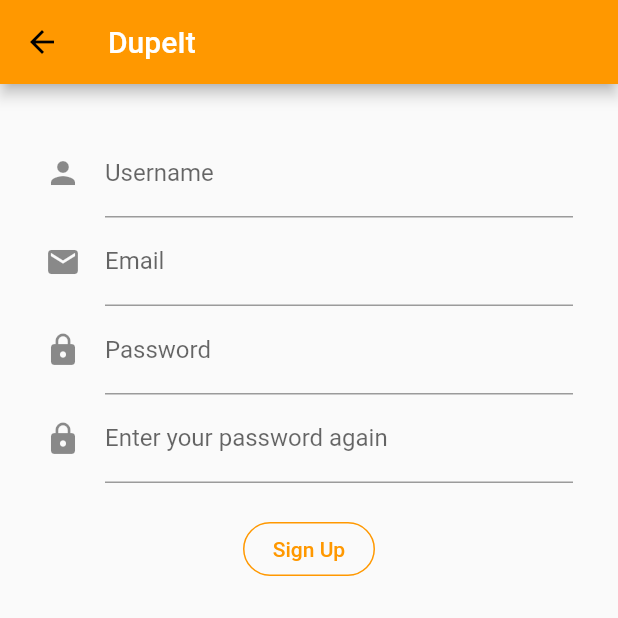
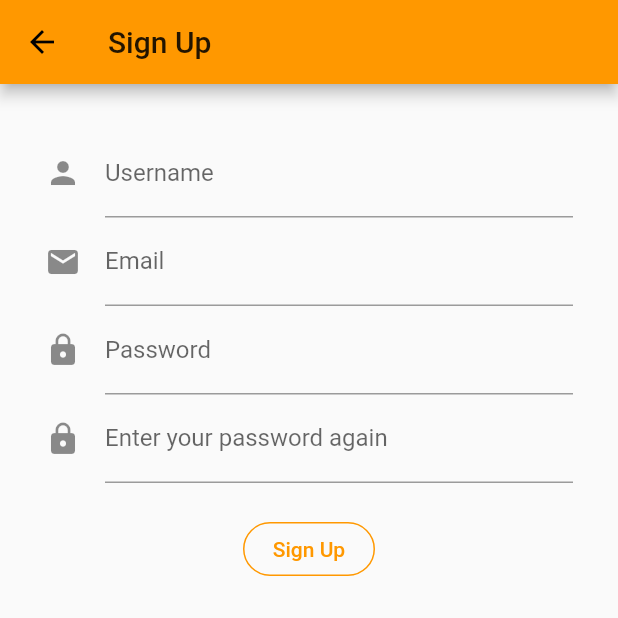
Before and after one commit to soobinjppark/dupe_it, a Flutter app: the screen it shows after launch, after a tap on "Sign Up", on a phone screen of 412 x 824 dp, the top half of it. Run offline on Flutter 3.47's test engine with Material 2 defaults, Android fonts, the phone set to English and light mode, and no system bars; network calls fail.

Commit message:
Appbar made universal

```diff
--- a/lib/screens/collection_overview.dart
+++ b/lib/screens/collection_overview.dart
@@ -1,6 +1,7 @@
 import 'package:flutter/material.dart';
 import '../models/product.dart';
 import '../widgets/product_item.dart';
+import '../widgets/appbar.dart';
 
 class CollectionOverviewScreen extends StatelessWidget {
   final List<Product> sample = [
@@ -47,7 +48,9 @@ class CollectionOverviewScreen extends StatelessWidget {
   @override
   Widget build(BuildContext context) {
     return Scaffold(
-        appBar: AppBar(title: Text('DupeIt')),
+        appBar: appBarBase(
+        title:'My Collection'
+    ),
         body: GridView.builder(
           padding: const EdgeInsets.all(10),
           itemCount: sample.length,
--- a/lib/screens/home.dart
+++ b/lib/screens/home.dart
@@ -1,7 +1,7 @@
 import 'package:flutter/material.dart';
 import './login.dart';
 import './signup.dart';
-
+import '../widgets/appbar.dart';
 class MyHomePage extends StatelessWidget {
   void toSignUp(context) => Navigator.of(context).push(MaterialPageRoute(builder: (BuildContext context) => SignUp()));
   void toLogin(context) => Navigator.of(context).push(MaterialPageRoute(builder: (BuildContext context) => Login()));
@@ -15,9 +15,9 @@ class MyHomePage extends StatelessWidget {
         primarySwatch: Colors.orange
       ),
       home: Scaffold(
-        appBar: AppBar(
-          title: Text('DupeIt'),
-        ),
+        appBar: appBarBase(
+        title:'DupeIt'
+    ),
         body: Center(
           child: Row(
             mainAxisAlignment: MainAxisAlignment.center,
--- a/lib/screens/login.dart
+++ b/lib/screens/login.dart
@@ -1,6 +1,6 @@
 import 'package:flutter/material.dart';
 import './collection_overview.dart';
-
+import '../widgets/appbar.dart';
 class Login extends StatefulWidget {
 
   @override
@@ -22,9 +22,12 @@ class _LoginState extends State<Login> {
 
   Widget build(BuildContext context) {
     return new Scaffold(
-      appBar: new AppBar(
-        title: new Text('DupeIt', style: TextStyle(color: Colors.white)),
-      ),
+      appBar: appBarBase(
+        title:'Login'
+    ),
+      // appBar: new AppBar(
+      //   title: new Text('DupeIt', style: TextStyle(color: Colors.white)),
+      // ),
       body: new Container(
         padding: EdgeInsets.all(30.0),
         child: new Form(
--- a/lib/screens/signup.dart
+++ b/lib/screens/signup.dart
@@ -1,6 +1,6 @@
 import 'package:flutter/material.dart';
 import './collection_overview.dart';
-
+import '../widgets/appbar.dart';
 class SignUp extends StatefulWidget {
 
   @override
@@ -31,9 +31,9 @@ class _SignUpState extends State<SignUp> {
 
   Widget build(BuildContext context) {
     return new Scaffold(
-      appBar: new AppBar(
-        title: new Text('DupeIt', style: TextStyle(color: Colors.white)),
-      ),
+      appBar: appBarBase(
+        title:'Sign Up'
+    ),
       body: new Container(
         padding: EdgeInsets.all(30.0),
         child: new Form(
--- /dev/null
+++ b/lib/widgets/appbar.dart
@@ -0,0 +1,7 @@
+import 'package:flutter/material.dart';
+
+AppBar appBarBase({String title}) {
+  return AppBar(
+    title: Text(title)
+  );
+}
```
Also changed, not shown: lib/models/product.dart (line endings or trailing spaces).
